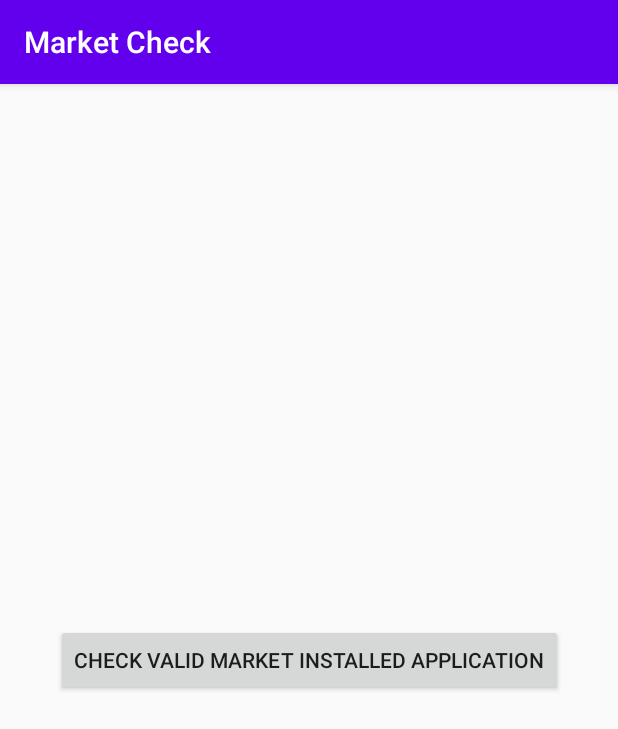
After one commit to mobven/MMBKitSampleAndroid, an Android app: the MarketCheckActivity screen opened directly, with no data from a screen before it, on a phone screen of 412 x 824 dp. The commit adds this screen. Shown: the top 729 px of the screen. Run offline under Robolectric (Android 15) with nearby library versions, the light colour scheme and no system bars; libraries missing offline, so code that uses them is left out: com.mobven.appsecurity.

Commit message:
Add market check and force update samples

```diff
--- a/app/src/main/java/com/mobven/mmbkittester/appsecurity/tamperprotection/AppIntegrityModel.kt
+++ /dev/null
@@ -1,6 +0,0 @@
-package com.mobven.mmbkittester.appsecurity.tamperprotection
-
-data class AppIntegrityModel(
-    val log: String,
-    val status: Int
-)
--- /dev/null
+++ b/app/src/main/java/com/mobven/mmbkittester/appsecurity/tamperprotection/appintegrity/AppIntegrityModel.kt
@@ -0,0 +1,6 @@
+package com.mobven.mmbkittester.appsecurity.tamperprotection.appintegrity
+
+data class AppIntegrityModel(
+    val log: String,
+    val status: Int
+)
--- a/app/src/main/java/com/mobven/mmbkittester/appsecurity/tamperprotection/AttestationStatement.java
+++ b/app/src/main/java/com/mobven/mmbkittester/appsecurity/tamperprotection/appintegrity/AttestationStatement.java
@@ -1,4 +1,4 @@
-package com.mobven.mmbkittester.appsecurity.tamperprotection;
+package com.mobven.mmbkittester.appsecurity.tamperprotection.appintegrity;
 
 import com.google.api.client.json.webtoken.JsonWebSignature;
 import com.google.api.client.util.Base64;
--- a/app/src/main/java/com/mobven/mmbkittester/appsecurity/tamperprotection/OfflineVerify.java
+++ b/app/src/main/java/com/mobven/mmbkittester/appsecurity/tamperprotection/appintegrity/OfflineVerify.java
@@ -1,10 +1,11 @@
-package com.mobven.mmbkittester.appsecurity.tamperprotection;
+package com.mobven.mmbkittester.appsecurity.tamperprotection.appintegrity;
 
 import com.google.api.client.json.jackson2.JacksonFactory;
 import com.google.api.client.json.webtoken.JsonWebSignature;
 import com.mobven.mmbkittester.R;
+import com.mobven.mmbkittester.appsecurity.tamperprotection.appintegrity.AppIntegrityModel;
+import com.mobven.mmbkittester.appsecurity.tamperprotection.appintegrity.AttestationStatement;
 
-import org.apache.http.conn.ssl.AllowAllHostnameVerifier;
 import org.apache.http.conn.ssl.StrictHostnameVerifier;
 import org.apache.http.conn.ssl.X509HostnameVerifier;
 
--- a/app/src/main/java/com/mobven/mmbkittester/appsecurity/tamperprotection/ValidateAppIntegrityActivity.kt
+++ b/app/src/main/java/com/mobven/mmbkittester/appsecurity/tamperprotection/appintegrity/ValidateAppIntegrityActivity.kt
@@ -1,4 +1,4 @@
-package com.mobven.mmbkittester.appsecurity.tamperprotection
+package com.mobven.mmbkittester.appsecurity.tamperprotection.appintegrity
 
 import android.os.Bundle
 import androidx.appcompat.app.AppCompatActivity
--- /dev/null
+++ b/app/src/main/java/com/mobven/mmbkittester/appsecurity/tamperprotection/marketcheck/MarketCheckActivity.kt
@@ -0,0 +1,22 @@
+package com.mobven.mmbkittester.appsecurity.tamperprotection.marketcheck
+
+import androidx.appcompat.app.AppCompatActivity
+import android.os.Bundle
+import com.mobven.appsecurity.AppSecurity
+import com.mobven.mmbkittester.R
+import kotlinx.android.synthetic.main.activity_market_check.*
+
+class MarketCheckActivity : AppCompatActivity() {
+
+    override fun onCreate(savedInstanceState: Bundle?) {
+        super.onCreate(savedInstanceState)
+        setContentView(R.layout.activity_market_check)
+        btn_check.setOnClickListener {
+            AppSecurity.isMyAppInstalledFromMarket().apply {
+                if (not()) {
+                    text_log.text = "Not installed valid sources!!!"
+                }
+            }
+        }
+    }
+}
--- /dev/null
+++ b/app/src/main/res/layout/activity_market_check.xml
@@ -0,0 +1,27 @@
+<?xml version="1.0" encoding="utf-8"?>
+<androidx.constraintlayout.widget.ConstraintLayout xmlns:android="http://schemas.android.com/apk/res/android"
+    xmlns:app="http://schemas.android.com/apk/res-auto"
+    xmlns:tools="http://schemas.android.com/tools"
+    android:layout_width="match_parent"
+    android:layout_height="match_parent"
+    tools:context=".appsecurity.tamperprotection.marketcheck.MarketCheckActivity">
+
+    <Button
+        android:id="@+id/btn_check"
+        android:layout_width="wrap_content"
+        android:layout_height="wrap_content"
+        android:text="Check Valid Market Installed Application"
+        app:layout_constraintBottom_toBottomOf="parent"
+        app:layout_constraintEnd_toEndOf="parent"
+        app:layout_constraintStart_toStartOf="parent"
+        app:layout_constraintTop_toTopOf="parent" />
+
+    <TextView
+        android:id="@+id/text_log"
+        android:layout_width="wrap_content"
+        android:layout_height="wrap_content"
+        android:layout_marginBottom="24dp"
+        app:layout_constraintBottom_toTopOf="@+id/btn_check"
+        app:layout_constraintEnd_toEndOf="parent"
+        app:layout_constraintStart_toStartOf="parent" />
+</androidx.constraintlayout.widget.ConstraintLayout>
--- a/app/src/main/res/layout/activity_validate_app_integrity.xml
+++ b/app/src/main/res/layout/activity_validate_app_integrity.xml
@@ -6,7 +6,7 @@
     android:layout_height="match_parent"
     xmlns:app="http://schemas.android.com/apk/res-auto"
     android:padding="16dp"
-    tools:context=".appsecurity.tamperprotection.ValidateAppIntegrityActivity">
+    tools:context=".appsecurity.tamperprotection.appintegrity.ValidateAppIntegrityActivity">
 
     <TextView
         android:id="@+id/doc_validate_app_integrity"
```
Also changed, not shown: app/src/main/AndroidManifest.xml (+8 -3 lines), app/src/main/java/com/mobven/mmbkittester/appsecurity/tamperprotection/forceupdate/ForceUpdateActivity.kt (added, +27 -0 lines), app/src/main/java/com/mobven/mmbkittester/menu/MenuActivity.kt (+5 -7 lines), app/src/main/res/layout/activity_force_update.xml (added, +18 -0 lines).
